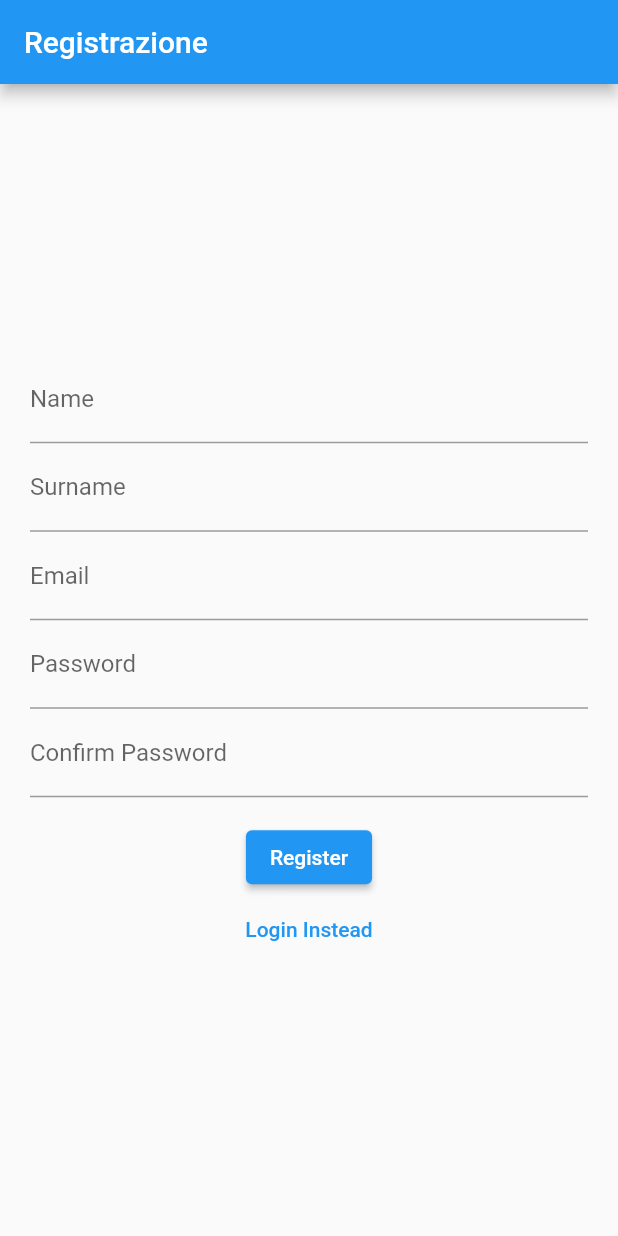
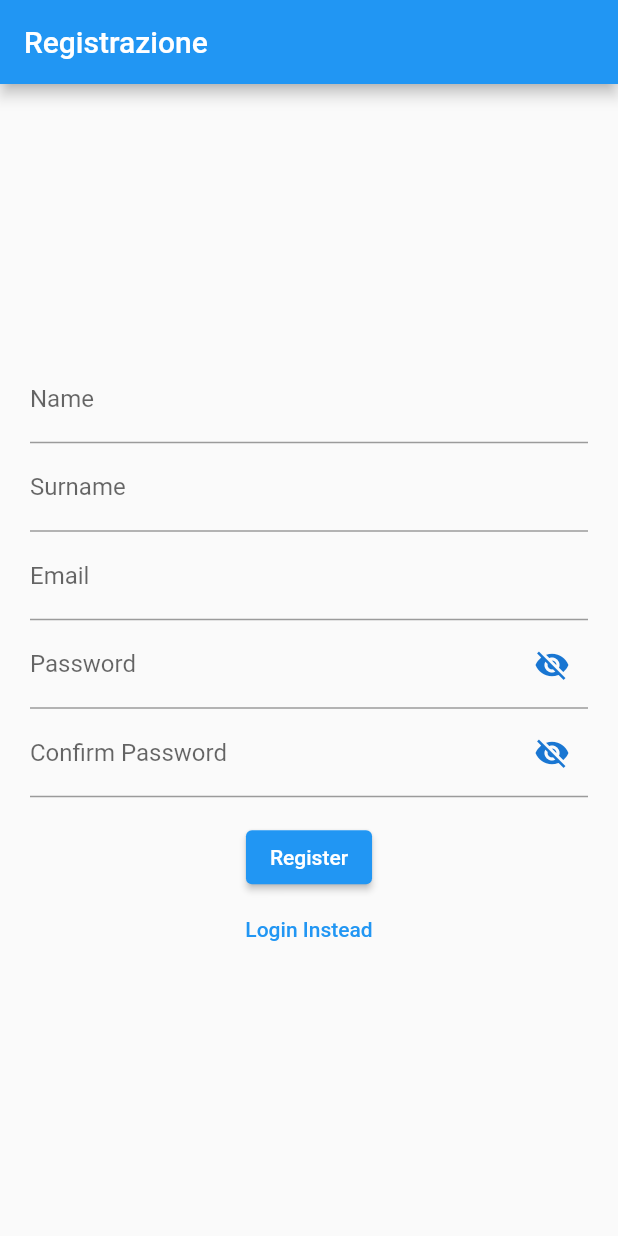
Before and after one commit to Ciolo2002/VeniceGo, a Flutter app: the screen it shows after launch, after a tap on "Login", after a tap on "Register Instead", on a phone screen of 412 x 824 dp. Run offline on Flutter 3.47's test engine with Material 2 defaults, Android fonts, the phone set to English and light mode, and no system bars; our stand-ins replace firebase_auth, firebase_core, firebase_database; missing offline and left inert: dart:ffi; accounts and stored records are empty; network calls fail.

Commit message:
Password con pallini e occhio di toggle

```diff
--- a/lib/pages/login_register_page.dart
+++ b/lib/pages/login_register_page.dart
@@ -1,3 +1,5 @@
+import 'dart:ffi';
+
 import 'package:firebase_database/firebase_database.dart';
 import 'package:flutter/material.dart';
 import 'package:firebase_auth/firebase_auth.dart';
@@ -19,7 +21,6 @@ class _LoginPageState extends State<LoginPage>{
   final TextEditingController _controllerSurname = TextEditingController();
 
   final TextEditingController _controllerEmail = TextEditingController();
-  // TODO: fare password coi pallini
   final TextEditingController _controllerPassword = TextEditingController();
   final TextEditingController _controllerPasswordConfirm = TextEditingController();
 
@@ -67,11 +68,28 @@ class _LoginPageState extends State<LoginPage>{
     return isLogin ? const Text('Login'): const Text('Registrazione');
   }
 
-  Widget _entryField( String title, TextEditingController controller){
+  bool isPasswordVisible = false;
+
+  Widget _entryField( String title, TextEditingController controller, {bool isPassword=false}){
     return TextField(
       controller: controller,
+      obscureText: isPassword && !isPasswordVisible,
       decoration: InputDecoration(
         labelText: title,
+        suffixIcon: isPassword ? IconButton(
+          icon: Icon(
+            // Based on isPasswordVisible state choose the icon
+            isPasswordVisible
+                ? Icons.visibility
+                : Icons.visibility_off,
+            color: Theme.of(context).primaryColorDark,
+          ),
+          onPressed: () {
+            // Update the state i.e. toogle the state of isPasswordVisible variable
+            setState(() {
+              isPasswordVisible = !isPasswordVisible;
+            });
+          }) : null,
       ),
     );
   }
@@ -122,8 +140,8 @@ class _LoginPageState extends State<LoginPage>{
               _entryField('Name', _controllerName),
               _entryField('Surname', _controllerSurname),
               _entryField('Email', _controllerEmail),
-              _entryField('Password', _controllerPassword),
-              _entryField('Confirm Password', _controllerPasswordConfirm),
+              _entryField('Password', _controllerPassword, isPassword: true),
+              _entryField('Confirm Password', _controllerPasswordConfirm,isPassword: true),
               _errorMessage(),
               _submitButton(),
               _loginOrRegisterButton(),
@@ -147,7 +165,7 @@ class _LoginPageState extends State<LoginPage>{
             mainAxisAlignment: MainAxisAlignment.center,
             children: <Widget>[
               _entryField('Email', _controllerEmail),
-              _entryField('Password', _controllerPassword),
+              _entryField('Password', _controllerPassword, isPassword: true),
               _errorMessage(),
               _submitButton(),
               _loginOrRegisterButton(),
```
